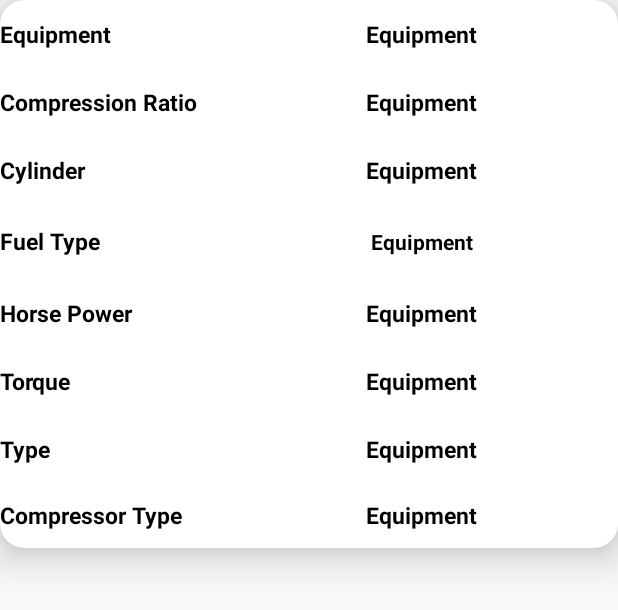
After one commit to CyboDoc/PurchaseCarAndroid, an Android app: the layout specs_row_layout.xml on its own in the app's theme, with its tools: preview values and no code run, on a phone screen of 412 x 824 dp. The commit adds this screen. Shown: the top 610 px of the screen. Run offline under Robolectric (Android 15) with nearby library versions, the phone set to English and light mode, and no system bars.

Commit message:
specs and pricing completed

```diff
--- a/app/src/main/java/cybodoc/garage/TabLayoutFragment/Utils/CarModelPricingFragment.java
+++ b/app/src/main/java/cybodoc/garage/TabLayoutFragment/Utils/CarModelPricingFragment.java
@@ -8,6 +8,7 @@ import android.view.View;
 import android.view.ViewGroup;
 
 import cybodoc.carpurchase.R;
+import cybodoc.garage.Api.UserApi;
 
 
 /**
@@ -27,5 +28,10 @@ public class CarModelPricingFragment extends Fragment {
     @Override
     public void onViewCreated(View view, @Nullable Bundle savedInstanceState) {
         super.onViewCreated(view, savedInstanceState);
+        callApi();
+    }
+    private void callApi() {
+        UserApi userApi = new UserApi(getContext());
+        userApi.getPriceDetails( getView());
     }
 }
--- /dev/null
+++ b/app/src/main/res/layout/specs_row_layout.xml
@@ -0,0 +1,199 @@
+<?xml version="1.0" encoding="utf-8"?>
+<android.support.v7.widget.CardView xmlns:android="http://schemas.android.com/apk/res/android"
+    xmlns:app="http://schemas.android.com/apk/res-auto"
+    android:layout_width="match_parent"
+    android:layout_height="365sp"
+    android:orientation="vertical"
+    app:cardCornerRadius="@dimen/activity_vertical_margin"
+    app:cardElevation="@dimen/activity_vertical_margin">
+
+    <RelativeLayout
+        android:layout_width="match_parent"
+        android:layout_height="match_parent">
+
+        <TextView
+            android:id="@+id/equipment"
+            android:layout_width="150sp"
+            android:layout_height="45sp"
+            android:gravity="center|left"
+            android:text="Equipment"
+            android:textColor="@color/black"
+            android:textSize="15sp"
+            android:textStyle="bold" />
+
+        <TextView
+            android:id="@+id/equipment_content"
+            android:layout_width="match_parent"
+            android:layout_height="45sp"
+            android:layout_toRightOf="@id/equipment"
+            android:gravity="center"
+            android:text="Equipment"
+            android:textColor="@color/black"
+            android:textSize="15sp"
+            android:textStyle="bold" />
+
+        <TextView
+            android:id="@+id/compression_ratio"
+            android:layout_width="150sp"
+            android:layout_height="45sp"
+            android:layout_below="@+id/equipment"
+            android:gravity="center|left"
+            android:text="Compression Ratio"
+            android:textColor="@color/black"
+            android:textSize="15sp"
+            android:textStyle="bold" />
+
+        <TextView
+            android:id="@+id/compression_ratio_content"
+            android:layout_width="match_parent"
+            android:layout_height="45sp"
+            android:layout_below="@+id/equipment"
+            android:layout_toRightOf="@id/compression_ratio"
+            android:gravity="center"
+            android:text="Equipment"
+            android:textColor="@color/black"
+            android:textSize="15sp"
+            android:textStyle="bold" />
+
+        <TextView
+            android:id="@+id/cylinder"
+            android:layout_width="150sp"
+            android:layout_height="45sp"
+            android:layout_below="@+id/compression_ratio"
+            android:gravity="center|left"
+            android:text="Cylinder"
+            android:textColor="@color/black"
+            android:textSize="15sp"
+            android:textStyle="bold" />
+
+        <TextView
+            android:id="@+id/cylinder_content"
+            android:layout_width="match_parent"
+            android:layout_height="45sp"
+            android:layout_below="@+id/compression_ratio"
+            android:layout_toRightOf="@id/cylinder"
+            android:gravity="center"
+            android:text="Equipment"
+            android:textColor="@color/black"
+            android:textSize="15sp"
+            android:textStyle="bold" />
+
+        <TextView
+            android:id="@+id/fuel_type"
+            android:layout_width="150sp"
+            android:layout_height="50sp"
+            android:layout_below="@+id/cylinder"
+            android:gravity="center|left"
+            android:text="Fuel Type"
+            android:textColor="@color/black"
+            android:textSize="15sp"
+            android:textStyle="bold" />
+
+        <TextView
+            android:id="@+id/fuel_type_content"
+            android:layout_width="match_parent"
+            android:layout_height="50sp"
+            android:layout_below="@+id/cylinder"
+            android:layout_toRightOf="@id/fuel_type"
+            android:gravity="center"
+            android:text="Equipment"
+            android:textColor="@color/black"
+            android:textSize="14sp"
+            android:textStyle="bold" />
+
+        <TextView
+            android:id="@+id/horse_power"
+            android:layout_width="150sp"
+            android:layout_height="45sp"
+            android:layout_below="@+id/fuel_type"
+            android:gravity="center|left"
+            android:text="Horse Power"
+            android:textColor="@color/black"
+            android:textSize="15sp"
+            android:textStyle="bold" />
+
+        <TextView
+            android:id="@+id/horse_power_content"
+            android:layout_width="match_parent"
+            android:layout_height="45sp"
+            android:layout_below="@+id/fuel_type"
+            android:layout_toRightOf="@id/horse_power"
+            android:gravity="center"
+            android:text="Equipment"
+            android:textColor="@color/black"
+            android:textSize="15sp"
+            android:textStyle="bold" />
+
+        <TextView
+            android:id="@+id/torque"
+            android:layout_width="150sp"
+            android:layout_height="45sp"
+            android:layout_below="@+id/horse_power"
+            android:gravity="center|left"
+            android:text="Torque"
+            android:textColor="@color/black"
+            android:textSize="15sp"
+            android:textStyle="bold" />
+
+        <TextView
+            android:id="@+id/torque_content"
+            android:layout_width="match_parent"
+            android:layout_height="45sp"
+            android:layout_below="@+id/horse_power"
+            android:layout_toRightOf="@id/torque"
+            android:gravity="center"
+            android:text="Equipment"
+            android:textColor="@color/black"
+            android:textSize="15sp"
+            android:textStyle="bold" />
+
+        <TextView
+            android:id="@+id/type"
+            android:layout_width="150sp"
+            android:layout_height="45sp"
+            android:layout_below="@+id/torque"
+            android:gravity="center|left"
+            android:text="Type"
+            android:textColor="@color/black"
+            android:textSize="15sp"
+            android:textStyle="bold" />
+
+        <TextView
+            android:id="@+id/type_content"
+            android:layout_width="match_parent"
+            android:layout_height="45sp"
+            android:layout_below="@+id/torque"
+            android:layout_toRightOf="@id/type"
+            android:gravity="center"
+            android:text="Equipment"
+            android:textColor="@color/black"
+            android:textSize="15sp"
+            android:textStyle="bold" />
+
+        <TextView
+            android:id="@+id/compressorType"
+            android:layout_width="150sp"
+            android:layout_height="45sp"
+            android:layout_below="@+id/type"
+            android:gravity="center|left"
+            android:text="Compressor Type"
+            android:textColor="@color/black"
+            android:textSize="15sp"
+            android:textStyle="bold" />
+
+        <TextView
+            android:id="@+id/compressorType_content"
+            android:layout_width="match_parent"
+            android:layout_height="45sp"
+            android:layout_below="@+id/type"
+            android:layout_toRightOf="@id/compressorType"
+            android:gravity="center"
+            android:text="Equipment"
+            android:textColor="@color/black"
+            android:textSize="15sp"
+            android:textStyle="bold" />
+
+
+    </RelativeLayout>
+
+</android.support.v7.widget.CardView>
```
Also changed, not shown: app/src/main/java/cybodoc/garage/Adapter/PriceResponse.java (added, +15 -0 lines), app/src/main/java/cybodoc/garage/Adapter/SpecsAdapter.java (added, +87 -0 lines), app/src/main/java/cybodoc/garage/Api/UserApi.java (+70 -0 lines), app/src/main/java/cybodoc/garage/Api/WebService.java (+15 -4 lines), app/src/main/java/cybodoc/garage/ModelClass/Engine.java (added, +101 -0 lines), app/src/main/java/cybodoc/garage/ModelClass/Rpm.java (added, +15 -0 lines), app/src/main/java/cybodoc/garage/ModelClass/SpecsResponse.java (added, +21 -0 lines), app/src/main/java/cybodoc/garage/ModelClass/Valve.java (added, +15 -0 lines), app/src/main/java/cybodoc/garage/TabLayoutFragment/Utils/CarModelSpecsDetailsFragment.java (+16 -0 lines), app/src/main/res/layout/car_model_pricing_layout.xml (+17 -12 lines), app/src/main/res/layout/car_model_specs_details_layout.xml (+11 -6 lines).
